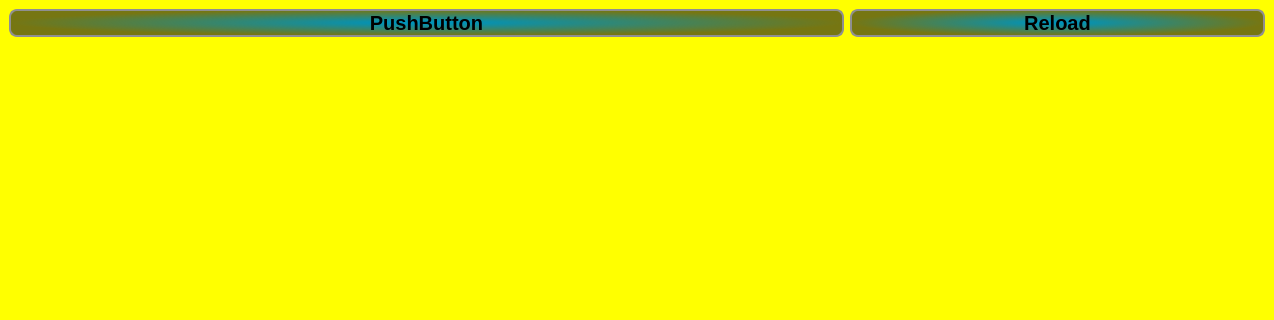
The window that iDom_Client/wwwshowwindow.ui (cyniu88/QT_kurs) describes before a commit, drawn with Qt 5; both pictures show x 0 to 1274 and y 0 to 320 of the 1274 by 681 pixel window.
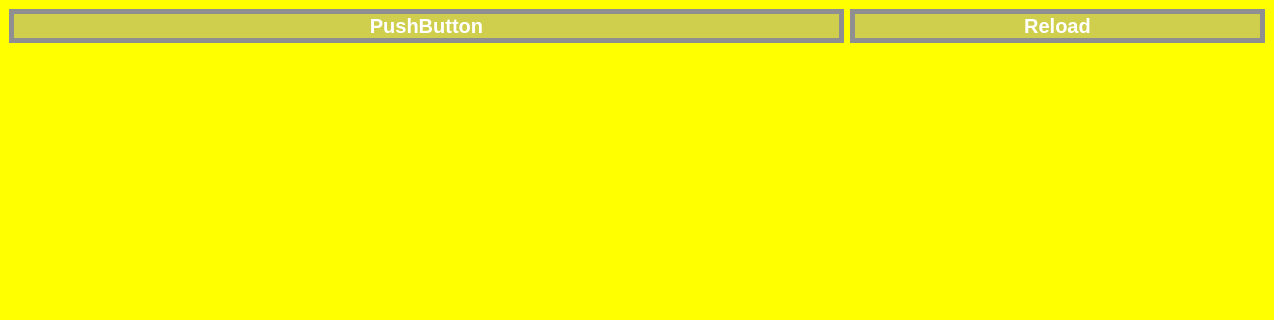
The same window after the commit.

```diff
--- a/iDom_Client/wwwshowwindow.ui
+++ b/iDom_Client/wwwshowwindow.ui
@@ -32,9 +32,11 @@
        </sizepolicy>
       </property>
       <property name="styleSheet">
-       <string notr="true">QPushButton {background-color: qradialgradient(spread:pad, cx:0.499807, cy:0.489, radius:0.5, fx:0.499, fy:0.488909, stop:0.0795455 rgba(0, 147, 185, 255), stop:1 rgba(30, 30, 30, 155));
- border: 2px solid #8f8f91;
-border-radius: 8px;
+       <string notr="true">QPushButton {
+background-color: rgb(158, 158, 158,125);
+ border: 5px solid #8f8f91;
+border-radius: 0px;
+color:white;
 font: bold 20px ;
 }
 QPushButton:pressed {
@@ -56,9 +58,11 @@
        </sizepolicy>
       </property>
       <property name="styleSheet">
-       <string notr="true">QPushButton {background-color: qradialgradient(spread:pad, cx:0.499807, cy:0.489, radius:0.5, fx:0.499, fy:0.488909, stop:0.0795455 rgba(0, 147, 185, 255), stop:1 rgba(30, 30, 30, 155));
- border: 2px solid #8f8f91;
-border-radius: 8px;
+       <string notr="true">QPushButton {
+background-color: rgb(158, 158, 158,125);
+ border: 5px solid #8f8f91;
+border-radius: 0px;
+color:white;
 font: bold 20px ;
 }
 QPushButton:pressed {
```
